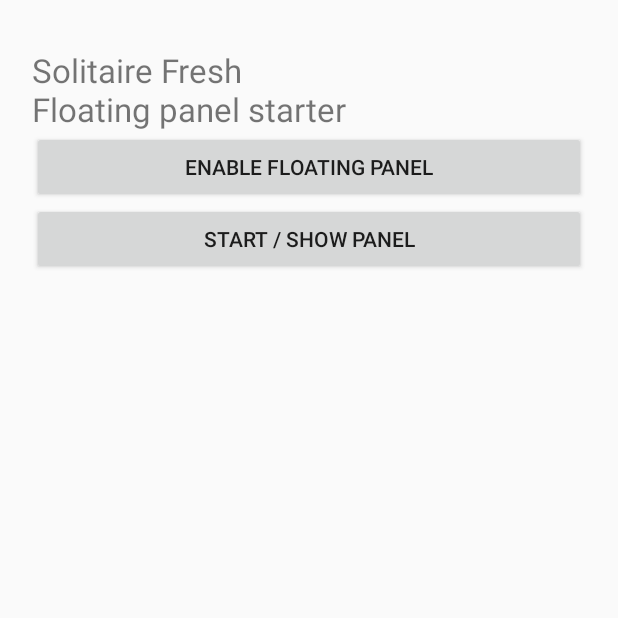
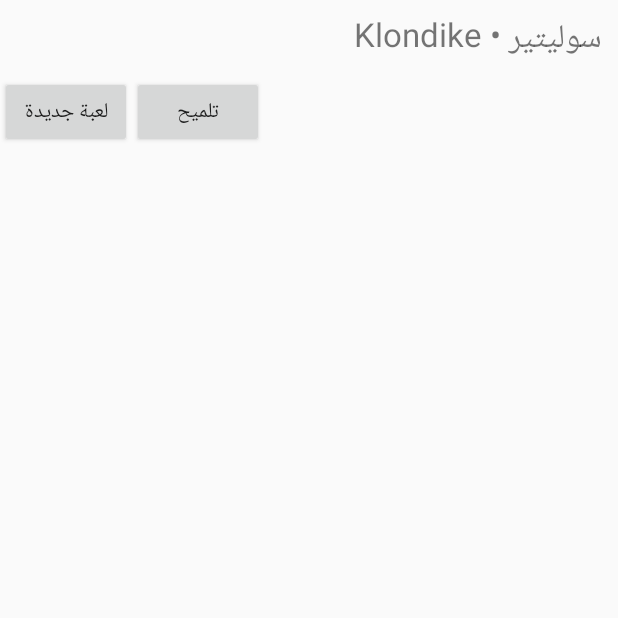
Before and after one commit to algarafhe-svg/SolitairePova99, an Android app: the screen it shows after launch (MainActivity), on a phone screen of 412 x 824 dp, the top half of it. Run offline under Robolectric (Android 15) with nearby library versions, the phone set to English and light mode, and no system bars; 2 statements that could not run were skipped.

Commit message:
Replace starter screen with standalone solitaire game entry

```diff
--- a/app/src/main/java/com/example/solitairefresh/MainActivity.kt
+++ b/app/src/main/java/com/example/solitairefresh/MainActivity.kt
@@ -1,25 +1,27 @@
 package com.example.solitairefresh
 
 import android.app.Activity
-import android.content.Intent
-import android.net.Uri
 import android.os.Bundle
-import android.provider.Settings
+import android.widget.LinearLayout
 import android.widget.Button
-import android.widget.LinearLayout
 import android.widget.TextView
 
 class MainActivity : Activity() {
-  override fun onCreate(savedInstanceState: Bundle?) {
-    super.onCreate(savedInstanceState)
-    val layout = LinearLayout(this).apply { orientation = LinearLayout.VERTICAL; setPadding(32,48,32,32) }
-    layout.addView(TextView(this).apply { text = "Solitaire Fresh\nFloating panel starter"; textSize = 22f })
-    layout.addView(Button(this).apply { text = "Enable floating panel"; setOnClickListener {
-      if (!Settings.canDrawOverlays(this@MainActivity)) startActivity(Intent(Settings.ACTION_MANAGE_OVERLAY_PERMISSION, Uri.parse("package:$packageName")))
-      else startService(Intent(this@MainActivity, FloatingPanelService::class.java))
-    } })
-    layout.addView(Button(this).apply { text = "Start / show panel"; setOnClickListener { if (Settings.canDrawOverlays(this@MainActivity)) startService(Intent(this@MainActivity, FloatingPanelService::class.java)) } })
-    setContentView(layout)
-  }
-  override fun onResume() { super.onResume(); if (Settings.canDrawOverlays(this)) startService(Intent(this, FloatingPanelService::class.java)) }
+    private lateinit var game: KlondikeView
+    override fun onCreate(savedInstanceState: Bundle?) {
+        super.onCreate(savedInstanceState)
+        val root = LinearLayout(this).apply { orientation = LinearLayout.VERTICAL }
+        root.addView(TextView(this).apply {
+            text = "سوليتير • Klondike"
+            textSize = 22f
+            setPadding(16, 12, 16, 8)
+        })
+        val row = LinearLayout(this)
+        row.addView(Button(this).apply { text = "لعبة جديدة"; setOnClickListener { game.newGame() } })
+        row.addView(Button(this).apply { text = "تلميح"; setOnClickListener { game.showHint() } })
+        root.addView(row)
+        game = KlondikeView(this)
+        root.addView(game, LinearLayout.LayoutParams(-1, 0, 1f))
+        setContentView(root)
+    }
 }
```
